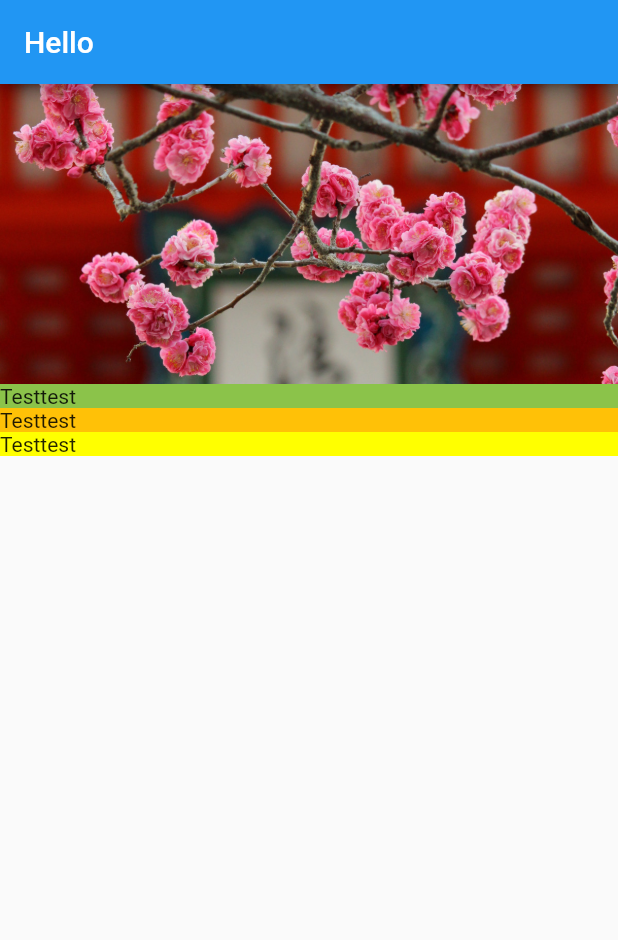
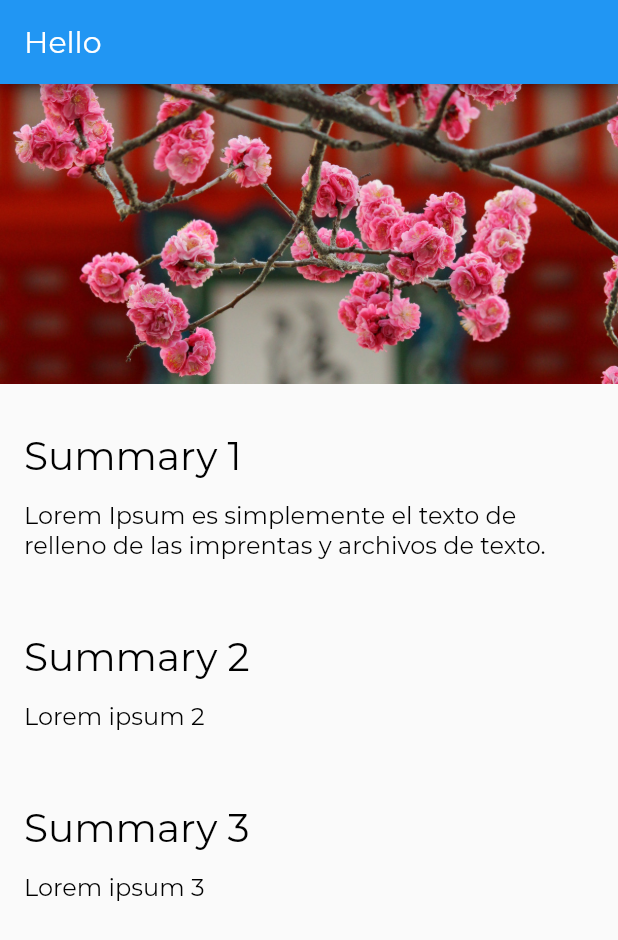
Before and after one commit to Coolerhino/flutter-testapp, a Flutter app: the screen it shows after launch, on a phone screen of 412 x 824 dp. Shown: the top 940 px of the screen. Run offline on Flutter 3.47's test engine with Material 2 defaults, Android fonts, the phone set to English and light mode, and no system bars.

Commit message:
Add text section for location details
Add style section
Hardcode paragraphs
Add font in pubspec
Add font files

```diff
--- a/lib/app.dart
+++ b/lib/app.dart
@@ -1,11 +1,21 @@
 import 'package:flutter/material.dart';
 import 'screens/home/location_detail.dart';
+import 'style.dart';
 
 class App extends StatelessWidget{
   @override
   Widget build(BuildContext context) {
     return MaterialApp(
       home: LocationDetail(),
+      theme: ThemeData(
+        appBarTheme: AppBarTheme(
+          textTheme: TextTheme(title: AppBarTextStyle),
+        ),
+        textTheme: TextTheme(
+          title: TitleTextStyle,
+          body1: Body1TextStyle
+        )
+      )
     );
   }
 }
--- a/lib/screens/home/location_detail.dart
+++ b/lib/screens/home/location_detail.dart
@@ -14,9 +14,9 @@ class LocationDetail extends StatelessWidget{
         crossAxisAlignment: CrossAxisAlignment.stretch,
         children:[
           ImageBanner("assets/images/kiyomizu-dera.jpg"),
-          TextSection(Colors.lightGreen),
-          TextSection(Colors.amber),
-          TextSection(Colors.yellowAccent),
+          TextSection("Summary 1", "Lorem Ipsum es simplemente el texto de relleno de las imprentas y archivos de texto."),
+          TextSection("Summary 2", "Lorem ipsum 2"),
+          TextSection("Summary 3", "Lorem ipsum 3"),
         ]
       )
     );
--- a/lib/screens/home/text_section.dart
+++ b/lib/screens/home/text_section.dart
@@ -1,17 +1,25 @@
 import 'package:flutter/material.dart';
 
-class TextSection extends StatelessWidget{
-  final Color _color;
+class TextSection extends StatelessWidget {
+  final String _title;
+  final String _body;
+  static const double _hPad = 16.0;
 
-  TextSection(this._color);
+  TextSection(this._title, this._body);
 
   @override
-  Widget build(BuildContext context){
-    return Container(
-      decoration: BoxDecoration(
-        color: _color,
-      ),
-      child: Text('Testtest'),
+  Widget build(BuildContext context) {
+    return Column(
+      mainAxisAlignment: MainAxisAlignment.start,
+      crossAxisAlignment: CrossAxisAlignment.stretch,
+      children: [
+        Container(
+            padding: const EdgeInsets.fromLTRB(_hPad, 32.0, _hPad, 4.0),
+            child: Text(_title, style: Theme.of(context).textTheme.title)),
+        Container(
+            padding: const EdgeInsets.fromLTRB(_hPad, 10.0, _hPad, _hPad),
+            child: Text(_body, style: Theme.of(context).textTheme.body1))
+      ]
     );
   }
 }
--- /dev/null
+++ b/lib/style.dart
@@ -0,0 +1,28 @@
+import 'package:flutter/material.dart';
+
+const LargeTextSize = 26.0;
+const MediumTextSize = 20.0;
+const BodyTextSize = 16.0;
+
+const String FontNameDefault = 'Montserrat';
+
+const AppBarTextStyle = TextStyle(
+  fontFamily: FontNameDefault,
+  fontWeight: FontWeight.w300,
+  fontSize: MediumTextSize,
+  color: Colors.white,
+);
+
+const TitleTextStyle = TextStyle(
+  fontFamily: FontNameDefault,
+  fontWeight: FontWeight.w300,
+  fontSize: LargeTextSize,
+  color: Colors.black,
+);
+
+const Body1TextStyle = TextStyle(
+  fontFamily: FontNameDefault,
+  fontWeight: FontWeight.w300,
+  fontSize: BodyTextSize,
+  color: Colors.black,
+);
```
Also changed, not shown: pubspec.yaml (+7 -11 lines), assets/fonts/Montserrat-Bold.ttf (added), assets/fonts/Montserrat-Regular.ttf (added).
